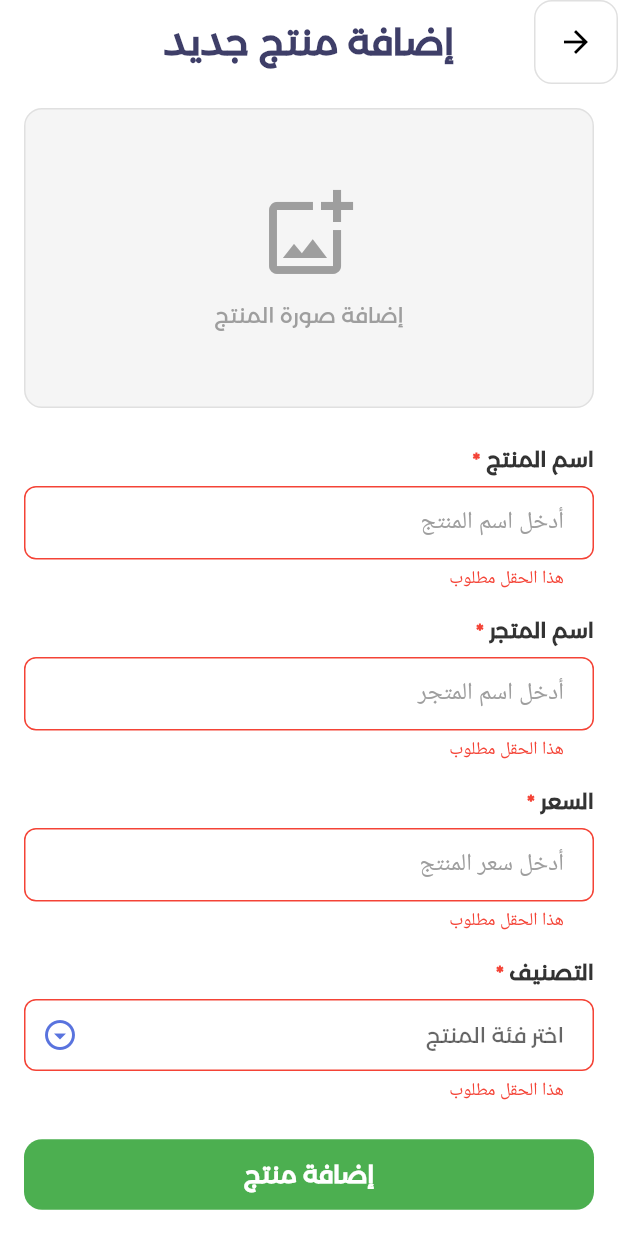
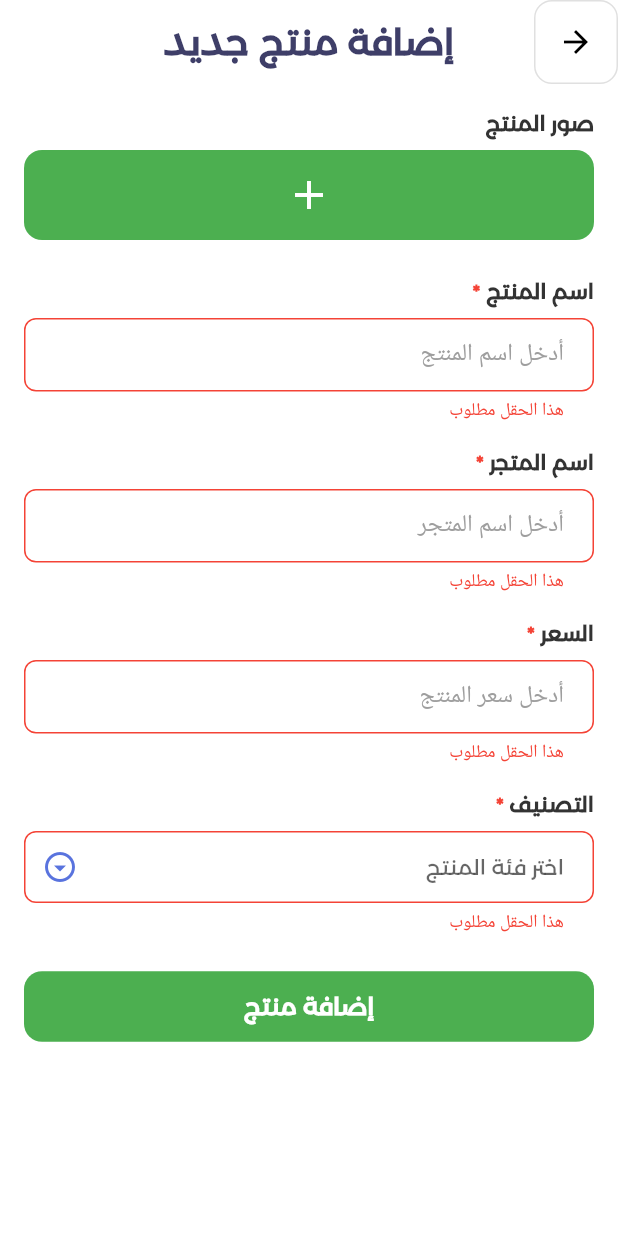
Before and after one commit to abdullahbokl/products_task, a Flutter app: the AddProductScreen screen opened directly, after a tap on "إضافة منتج", on a phone screen of 412 x 824 dp. Run offline on Flutter 3.47's test engine with Material 3 defaults, Android fonts, the phone set to English and light mode, and no system bars; our stand-ins replace equatable, flutter_animate, flutter_bloc, flutter_spinkit, get_it, image_picker and 1 more; network calls fail.

Commit message:
pick images design

```diff
--- a/lib/features/products/presentation/widgets/forms/add_product_form.dart
+++ b/lib/features/products/presentation/widgets/forms/add_product_form.dart
@@ -1,6 +1,7 @@
 import 'package:flutter/material.dart';
 import 'package:flutter/services.dart';
 import 'package:flutter_bloc/flutter_bloc.dart';
+import 'package:image_picker/image_picker.dart';
 import '../../../../../core/constants/app_dimensions.dart';
 import '../../../../../core/utils/app_strings.dart';
 import '../../../../../core/utils/form_validators.dart';
@@ -9,7 +10,7 @@ import '../../cubit/product_cubit.dart';
 import 'add_product_form_model.dart';
 import 'custom_text_form_field.dart';
 import 'category_dropdown_field.dart';
-import 'image_picker_section.dart';
+import 'multi_image_picker_section.dart';
 import 'submit_button.dart';
 
 class AddProductForm extends StatefulWidget {
@@ -21,7 +22,7 @@ class AddProductForm extends StatefulWidget {
 
 class _AddProductFormState extends State<AddProductForm> {
   late final AddProductFormModel _formModel;
-  String? _selectedImageUrl;
+  final ImagePicker _imagePicker = ImagePicker();
 
   @override
   void initState() {
@@ -35,6 +36,30 @@ class _AddProductFormState extends State<AddProductForm> {
     super.dispose();
   }
 
+  Future<void> _pickImage() async {
+    try {
+      final XFile? image = await _imagePicker.pickImage(
+        source: ImageSource.gallery,
+        imageQuality: 80,
+      );
+
+      if (image != null) {
+        setState(() {
+          _formModel.addImage(image.path);
+        });
+      }
+    } catch (e) {
+      if (!mounted) return;
+      AppSnackBar.showError(context, 'فشل في اختيار الصورة');
+    }
+  }
+
+  void _removeImage(int index) {
+    setState(() {
+      _formModel.removeImage(index);
+    });
+  }
+
   Future<void> _submitForm() async {
     // Validate form
     if (!_formModel.validate()) return;
@@ -45,7 +70,9 @@ class _AddProductFormState extends State<AddProductForm> {
           storeName: _formModel.storeName,
           price: _formModel.price,
           category: _formModel.category,
-          imageUrl: _selectedImageUrl,
+          imageUrls: _formModel.imagePaths.isNotEmpty
+              ? _formModel.imagePaths
+              : null,
         );
 
     // Handle UI based on result
@@ -79,11 +106,10 @@ class _AddProductFormState extends State<AddProductForm> {
             child: Column(
               crossAxisAlignment: CrossAxisAlignment.stretch,
               children: [
-                ImagePickerSection(
-                  imageUrl: _selectedImageUrl,
-                  onTap: () => setState(
-                    () => _selectedImageUrl = 'https://via.placeholder.com/400',
-                  ),
+                MultiImagePickerSection(
+                  imagePaths: _formModel.imagePaths,
+                  onAddImage: _pickImage,
+                  onRemoveImage: _removeImage,
                 ),
                 const SizedBox(height: AppDimensions.spacingXLarge),
                 CustomTextFormField(
--- /dev/null
+++ b/lib/features/products/presentation/widgets/forms/multi_image_picker_section.dart
@@ -0,0 +1,133 @@
+import 'dart:io';
+import 'package:flutter/material.dart';
+import '../../../../../core/constants/app_dimensions.dart';
+import '../../../../../core/utils/colors.dart';
+import '../../../../../core/utils/text_styles.dart';
+import '../../../../../core/widgets/app_text.dart';
+
+class MultiImagePickerSection extends StatelessWidget {
+  final List<String> imagePaths;
+  final VoidCallback onAddImage;
+  final Function(int) onRemoveImage;
+
+  const MultiImagePickerSection({
+    super.key,
+    required this.imagePaths,
+    required this.onAddImage,
+    required this.onRemoveImage,
+  });
+
+  @override
+  Widget build(BuildContext context) {
+    return Column(
+      crossAxisAlignment: CrossAxisAlignment.start,
+      children: [
+        AppText(
+          'صور المنتج',
+          style: AppTextStyles.bodyMedium.copyWith(
+            fontWeight: FontWeight.w600,
+            color: AppColors.darkGray,
+          ),
+        ),
+        const SizedBox(height: AppDimensions.spacingSmall),
+
+        // Vertical list of images
+        if (imagePaths.isNotEmpty) ...[
+          // Images grid
+          SizedBox(
+            height: 120,
+            child: GridView.builder(
+              scrollDirection: Axis.horizontal,
+              gridDelegate: const SliverGridDelegateWithFixedCrossAxisCount(
+                crossAxisCount: 1,
+                mainAxisSpacing: AppDimensions.spacingMedium,
+                childAspectRatio: 1,
+              ),
+              itemCount: imagePaths.length,
+              itemBuilder: (context, index) {
+                return _buildImageItem(imagePaths[index], index);
+              },
+            ),
+          ),
+          const SizedBox(height: AppDimensions.spacingMedium),
+        ],
+
+        // Add button always at the bottom
+        _buildAddButton(),
+      ],
+    );
+  }
+
+  Widget _buildImageItem(String imagePath, int index) {
+    return Container(
+      decoration: BoxDecoration(
+        borderRadius: BorderRadius.circular(AppDimensions.radiusLarge),
+        border: Border.all(
+          color: AppColors.borderGray,
+          width: AppDimensions.cardBorderWidth,
+        ),
+      ),
+      child: Stack(
+        children: [
+          ClipRRect(
+            borderRadius: BorderRadius.circular(AppDimensions.radiusLarge),
+            child: imagePath.startsWith('http')
+                ? Image.network(
+                    imagePath,
+                    fit: BoxFit.cover,
+                    width: double.infinity,
+                    height: double.infinity,
+                  )
+                : Image.file(
+                    File(imagePath),
+                    fit: BoxFit.cover,
+                    width: double.infinity,
+                    height: double.infinity,
+                  ),
+          ),
+          // Delete button
+          Positioned(
+            top: AppDimensions.spacingSmall,
+            left: AppDimensions.spacingSmall,
+            child: GestureDetector(
+              onTap: () => onRemoveImage(index),
+              child: Container(
+                width: 22,
+                height: 22,
+                decoration: BoxDecoration(
+                  color: AppColors.accentRed.withOpacity(0.6),
+                  shape: BoxShape.circle,
+                ),
+                child: const Icon(
+                  Icons.close,
+                  color: AppColors.white,
+                  size: 20,
+                ),
+              ),
+            ),
+          ),
+        ],
+      ),
+    );
+  }
+
+  Widget _buildAddButton() {
+    return GestureDetector(
+      onTap: onAddImage,
+      child: Container(
+        height: 60,
+        decoration: BoxDecoration(
+          color: AppColors.primaryGreen,
+          borderRadius: BorderRadius.circular(AppDimensions.radiusLarge),
+        ),
+        child: const Center(
+          child: Icon(
+            Icons.add,
+            size: 32,
+            color: AppColors.white,
+          ),
+        ),
+      ),
+    );
+  }
+}
--- a/pubspec.yaml
+++ b/pubspec.yaml
@@ -26,6 +26,7 @@ dependencies:
   dartz: ^0.10.1
   injectable: ^2.5.2
   google_fonts: ^6.3.2
+  image_picker: ^1.0.7
 
 dev_dependencies:
   flutter_test:
```
Also changed, not shown: lib/features/products/presentation/cubit/product_cubit.dart (+5 -3 lines), lib/features/products/presentation/widgets/forms/add_product_form_model.dart (+18 -1 lines), pubspec.lock, 1 other file.
